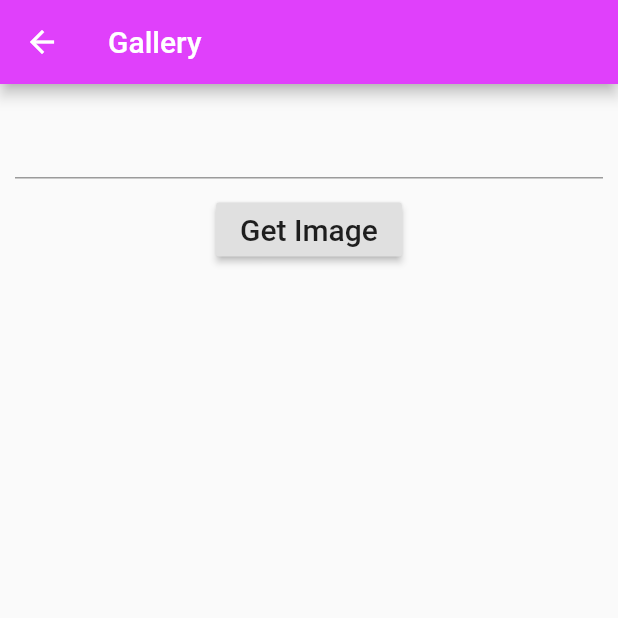
After one commit to wissalLaassiri/ApplicationFlutter_1, a Flutter app: the GalleryPage screen opened directly, on a phone screen of 412 x 824 dp, the top half of it. The commit adds this screen. Run offline on Flutter 3.47's test engine with Material 2 defaults, Android fonts, the phone set to English and light mode, and no system bars.

Commit message:
galleryPixabay

```diff
--- a/lib/main.dart
+++ b/lib/main.dart
@@ -1,5 +1,5 @@
 import 'package:flutter/material.dart';
-import 'file:///C:/Users/hp/AndroidStudioProjects/FlutterProjects/flutter_first_app/lib/widgets/drawer.widget.dart';
+import 'package:flutter_first_app/widgets/drawer.widget.dart';
 
 void main() {
   runApp(new MyApp());
@@ -10,6 +10,7 @@ class MyApp extends StatelessWidget {
   @override
   Widget build(BuildContext context) {
     return  MaterialApp(
+      debugShowCheckedModeBanner: false,
       title: 'my first app',
       theme: ThemeData(
           primarySwatch: Colors.pink,
--- /dev/null
+++ b/lib/pages/gallery/gallery.page.dart
@@ -0,0 +1,49 @@
+import 'package:flutter/material.dart';
+import 'package:flutter_first_app/pages/gallery/gallery.data.dart';
+
+class GalleryPage extends StatefulWidget {
+  @override
+  _GalleryPageState createState() => _GalleryPageState();
+}
+
+class _GalleryPageState extends State<GalleryPage> {
+  String keyword ="";
+
+
+  @override
+  Widget build(BuildContext context) {
+    return Scaffold(
+      appBar: AppBar(title:Text("Gallery") ,backgroundColor: Colors.purpleAccent,),
+      body:Column(
+        children: <Widget> [
+         Container(
+           child: TextField(
+             style: TextStyle(fontSize: 25),
+             onChanged: (value) {
+               setState(() {
+               this.keyword = value;
+             });
+              },
+           ),
+           padding: EdgeInsets.all(10),
+         ),
+         // ignore: deprecated_member_use
+         Container(
+             child:
+             RaisedButton(
+                onPressed: () {
+                  Navigator.push(
+                      context,
+                      MaterialPageRoute(
+                          builder: (context) =>GalleryData(keyword : this.keyword,))
+                  );
+                },
+                child: Text("Get Image",
+                    style: TextStyle(fontSize: 20)),
+             )
+         ),
+        ],
+      )
+    );
+  }
+}
--- a/lib/pages/home/home.page.dart
+++ b/lib/pages/home/home.page.dart
@@ -9,7 +9,6 @@ class HomePage extends StatelessWidget {
       body: Center(
         child: Text("Im in Home"),
       ),
-
     );
   }
 }
```
Also changed, not shown: lib/pages/counter.page.dart (+45 -20 lines), lib/pages/gallery/gallery.data.dart (added, +88 -0 lines), lib/pages/repositories/repositories.page.dart (renamed from lib/pages/repositories.page.dart, +9 -2 lines), lib/pages/users.page.dart (+4 -4 lines), lib/widgets/drawer.widget.dart (+17 -2 lines).
